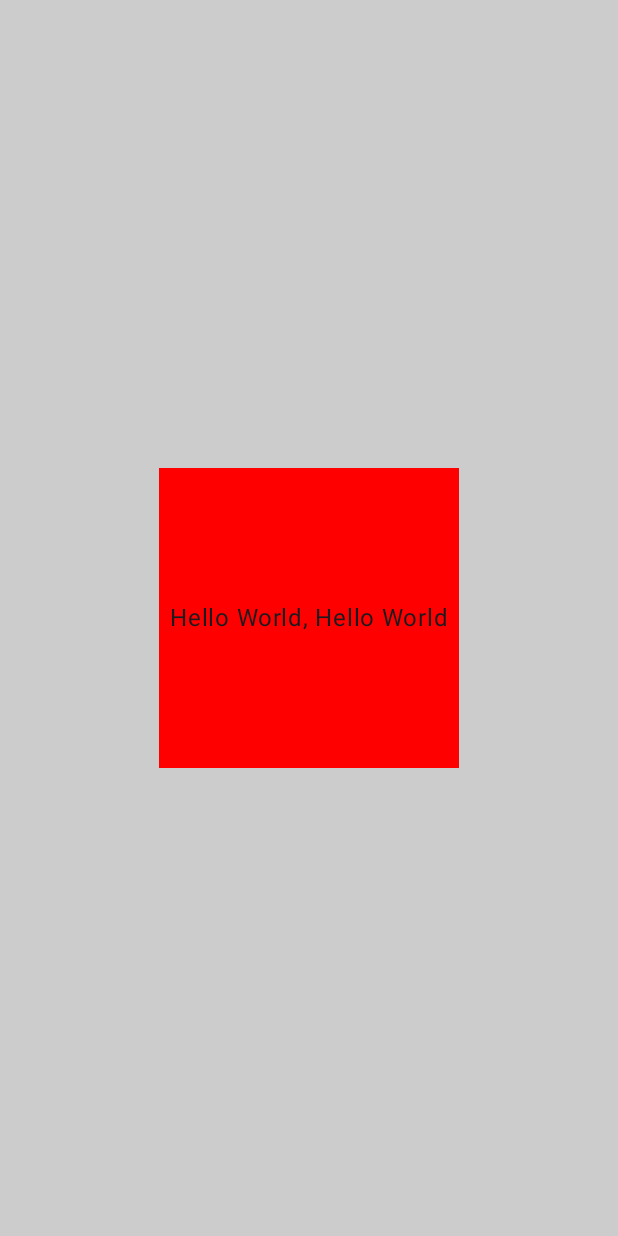
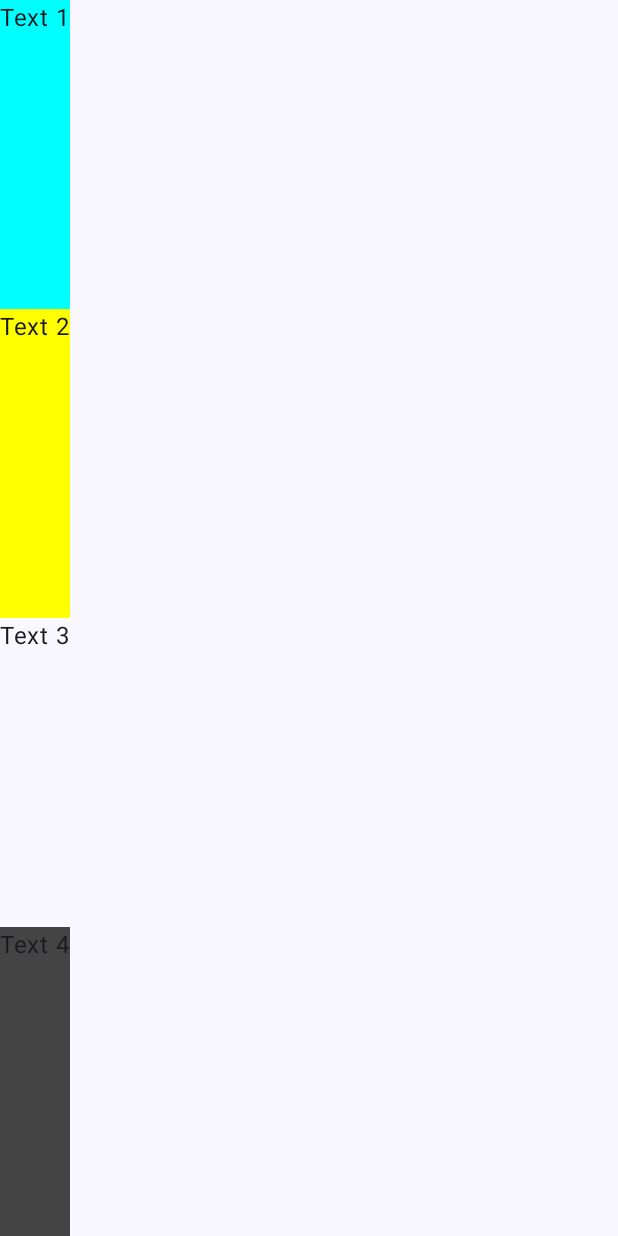
Before and after one commit to Miguel36/compose-app-course, an Android app built with Jetpack Compose: the screen it shows after launch (MainActivity), on a phone screen of 412 x 824 dp. Run offline under Robolectric (Android 15) with nearby library versions, the phone set to English and light mode, and no system bars.

Commit message:
Uso básico de Colum, Jetpack Compose y manejo de weights

```diff
--- a/app/src/main/java/com/skyfallen/myfirstcomposeapp/MainActivity.kt
+++ b/app/src/main/java/com/skyfallen/myfirstcomposeapp/MainActivity.kt
@@ -5,11 +5,12 @@ import androidx.activity.ComponentActivity
 import androidx.activity.compose.setContent
 import androidx.activity.enableEdgeToEdge
 import androidx.compose.foundation.layout.fillMaxSize
+import androidx.compose.foundation.layout.padding
 import androidx.compose.material3.Scaffold
 import androidx.compose.runtime.Composable
 import androidx.compose.ui.Modifier
 import androidx.compose.ui.tooling.preview.Preview
-import com.skyfallen.myfirstcomposeapp.components.layout.MyBox
+import com.skyfallen.myfirstcomposeapp.components.layout.MyColum
 import com.skyfallen.myfirstcomposeapp.login.Greeting
 import com.skyfallen.myfirstcomposeapp.ui.theme.MyFirstComposeAppTheme
 
@@ -20,7 +21,7 @@ class MainActivity : ComponentActivity() {
         setContent {
             MyFirstComposeAppTheme {
                 Scaffold(modifier = Modifier.fillMaxSize()) { innerPadding ->
-                    MyBox()
+                    MyColum(Modifier.padding(innerPadding))
                 }
             }
         }
--- /dev/null
+++ b/app/src/main/java/com/skyfallen/myfirstcomposeapp/components/layout/MyColum.kt
@@ -0,0 +1,22 @@
+package com.skyfallen.myfirstcomposeapp.components.layout
+
+import androidx.compose.foundation.background
+import androidx.compose.foundation.layout.Column
+import androidx.compose.foundation.layout.fillMaxSize
+import androidx.compose.material3.Text
+import androidx.compose.runtime.Composable
+import androidx.compose.ui.Modifier
+import androidx.compose.ui.graphics.Color
+import androidx.compose.ui.tooling.preview.Preview
+
+@Preview(showBackground = true)
+@Composable
+fun MyColum(modifier: Modifier = Modifier) {
+    Column(modifier = modifier.fillMaxSize()) {
+        Text(text = "Text 1", modifier = Modifier.background(Color.Cyan).weight(1f))
+        Text(text = "Text 2", modifier = Modifier.background(Color.Yellow).weight(1f))
+        Text(text = "Text 3", modifier = Modifier.weight(1f))
+        Text(text = "Text 4", modifier = Modifier.background(Color.DarkGray).weight(1f))
+    }
+
+}
```
